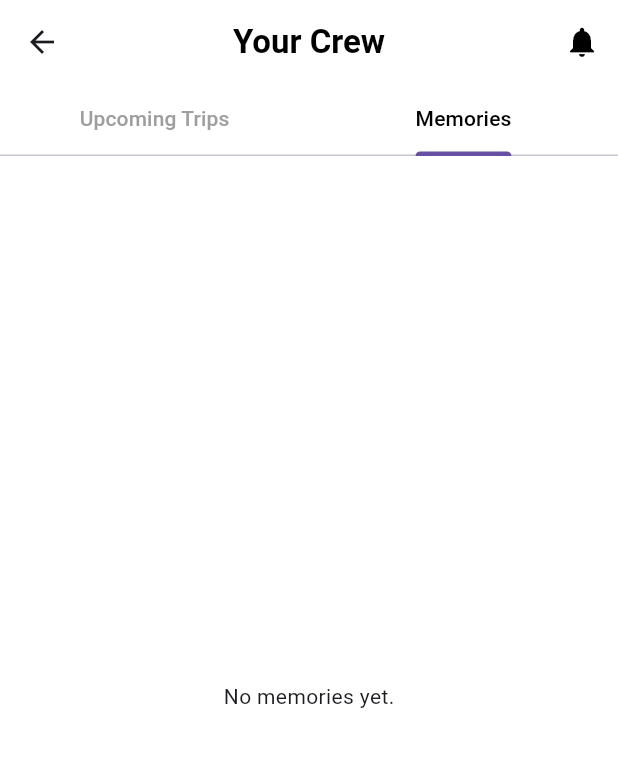
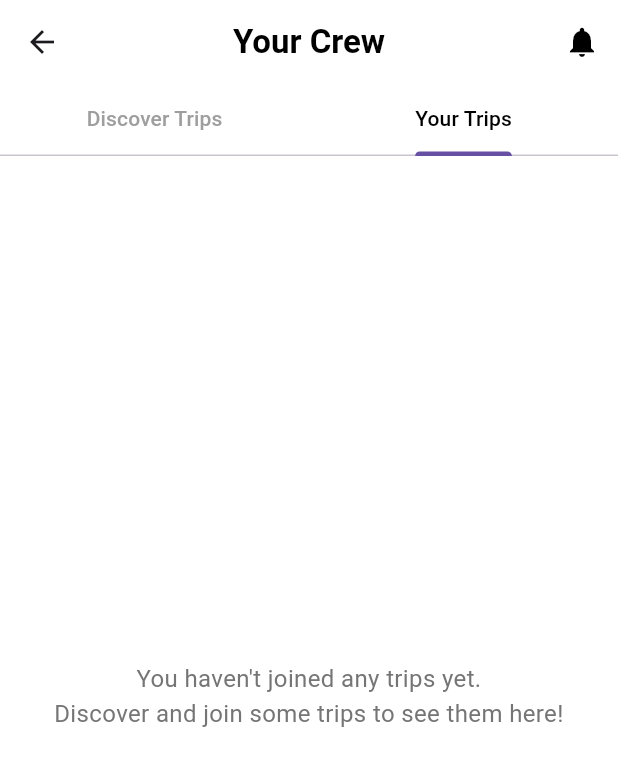
Before and after one commit to NYElias21/TheCrewFlutter2025, a Flutter app: the SocialFeedPage screen opened directly, tab 2 chosen, on a phone screen of 412 x 824 dp. Shown: the top 766 px of the screen. Run offline on Flutter 3.47's test engine with Material 3 defaults, Android fonts, the light colour scheme and no system bars; our stand-ins replace carousel_slider, cloud_firestore, firebase_auth, firebase_core, firebase_storage, google_maps_flutter and 1 more; missing offline and left inert: google_place, photo_manager; accounts and stored records are empty; network calls fail.

Commit message:
social feed page now has discover trips and your trips. when sharing a post, they will always be a group now.

```diff
--- a/lib/social_feed_page.dart
+++ b/lib/social_feed_page.dart
@@ -56,8 +56,8 @@ class _SocialFeedPageState extends State<SocialFeedPage> with SingleTickerProvid
         bottom: TabBar(
           controller: _tabController,
           tabs: [
-            Tab(text: 'Upcoming Trips'),
-            Tab(text: 'Memories'),
+            Tab(text: 'Discover Trips'),
+            Tab(text: 'Your Trips'),
           ],
           labelColor: Colors.black,
           unselectedLabelColor: Colors.grey,
@@ -66,14 +66,14 @@ class _SocialFeedPageState extends State<SocialFeedPage> with SingleTickerProvid
       body: TabBarView(
         controller: _tabController,
         children: [
-          _buildUpcomingTrips(),
-          _buildMemories(),
+          _buildDiscoverTrips(),
+          _buildYourTrips(),
         ],
       ),
     );
   }
 
-  Widget _buildUpcomingTrips() {
+  Widget _buildDiscoverTrips() {
     return FutureBuilder<List<String>>(
       future: _getMutualFriends(),
       builder: (context, friendsSnapshot) {
@@ -104,16 +104,33 @@ class _SocialFeedPageState extends State<SocialFeedPage> with SingleTickerProvid
               return Center(child: CircularProgressIndicator());
             }
 
-            if (snapshot.data!.docs.isEmpty) {
-              return Center(child: Text('No upcoming trips.'));
+            // Filter out posts where the current user is already a member
+            var posts = snapshot.data!.docs.where((doc) {
+              List<String> groupMembers = List<String>.from(doc['groupMembers'] ?? []);
+              return !groupMembers.contains(currentUserId);
+            }).toList();
+
+            if (posts.isEmpty) {
+              return Center(
+                child: Padding(
+                  padding: EdgeInsets.all(16),
+                  child: Text(
+                    'No new trips to discover right now.\nCheck back later for more adventures!',
+                    textAlign: TextAlign.center,
+                    style: TextStyle(
+                      fontSize: 16,
+                      color: Colors.grey[600],
+                    ),
+                  ),
+                ),
+              );
             }
 
             return ListView.separated(
-              itemCount: snapshot.data!.docs.length,
+              itemCount: posts.length,
               separatorBuilder: (context, index) => Divider(height: 1, color: Colors.grey[300]),
               itemBuilder: (context, index) {
-                var post = snapshot.data!.docs[index];
-                return SocialPostCard(post: post);
+                return SocialPostCard(post: posts[index]);
               },
             );
           },
@@ -122,26 +139,11 @@ class _SocialFeedPageState extends State<SocialFeedPage> with SingleTickerProvid
     );
   }
 
-  Widget _buildMemories() {
-    return FutureBuilder<List<String>>(
-      future: _getMutualFriends(),
-      builder: (context, friendsSnapshot) {
-        if (friendsSnapshot.connectionState == ConnectionState.waiting) {
-          return Center(child: CircularProgressIndicator());
-        }
-
-        if (friendsSnapshot.hasError) {
-          return Center(child: Text('Error: ${friendsSnapshot.error}'));
-        }
-
-        List<String> mutualFriends = friendsSnapshot.data ?? [];
-        mutualFriends.add(currentUserId);
-
+Widget _buildYourTrips() {
   return StreamBuilder<QuerySnapshot>(
     stream: FirebaseFirestore.instance
         .collection('social_posts')
-              .where('sharedBy', whereIn: mutualFriends)
-              .where('isCompleted', isEqualTo: true)
+        .where('groupMembers', arrayContains: currentUserId)
         .orderBy('timestamp', descending: true)
         .snapshots(),
     builder: (context, snapshot) {
@@ -153,19 +155,25 @@ class _SocialFeedPageState extends State<SocialFeedPage> with SingleTickerProvid
         return Center(child: CircularProgressIndicator());
       }
 
-            if (snapshot.data!.docs.isEmpty) {
-              return Center(child: Text('No memories yet.'));
+      var posts = snapshot.data!.docs;
+
+      if (posts.isEmpty) {
+        return Center(
+          child: Padding(
+            padding: EdgeInsets.all(16),
+            child: Text(
+              'You haven\'t joined any trips yet.\nDiscover and join some trips to see them here!',
+              textAlign: TextAlign.center,
+              style: TextStyle(fontSize: 16, color: Colors.grey[600]),
+            ),
+          ),
+        );
       }
 
       return ListView.separated(
-              itemCount: snapshot.data!.docs.length,
+        itemCount: posts.length,
         separatorBuilder: (context, index) => Divider(height: 1, color: Colors.grey[300]),
-              itemBuilder: (context, index) {
-                var post = snapshot.data!.docs[index];
-                return SocialPostCard(post: post);
-              },
-            );
-          },
+        itemBuilder: (context, index) => SocialPostCard(post: posts[index]),
       );
     },
   );
@@ -562,21 +570,21 @@ Future<void> _joinGroup(BuildContext context, String groupId) async {
       DocumentReference groupRef = FirebaseFirestore.instance.collection('groups').doc(groupId);
       DocumentReference postRef = post.reference;
 
+      // Read documents to ensure they exist and initialize arrays if needed
       DocumentSnapshot groupSnap = await transaction.get(groupRef);
       DocumentSnapshot postSnap = await transaction.get(postRef);
 
-      List<String> groupMembers = List<String>.from(groupSnap['members'] ?? []);
-      List<String> postMembers = List<String>.from(postSnap['groupMembers'] ?? []);
-
-      if (!groupMembers.contains(currentUserId)) {
-        groupMembers.add(currentUserId);
-        transaction.update(groupRef, {'members': groupMembers});
+      if (!groupSnap.exists || !postSnap.exists) {
+        throw Exception('Group or post not found');
       }
 
-      if (!postMembers.contains(currentUserId)) {
-        postMembers.add(currentUserId);
-        transaction.update(postRef, {'groupMembers': postMembers});
-      }
+      transaction.update(groupRef, {
+        'members': FieldValue.arrayUnion([currentUserId])
+      });
+
+      transaction.update(postRef, {
+        'groupMembers': FieldValue.arrayUnion([currentUserId])
+      });
     });
 
     ScaffoldMessenger.of(context).showSnackBar(
```
Also changed, not shown: lib/post_detail_page.dart (+25 -114 lines). Lines whose indentation alone changed are shown as unchanged.
